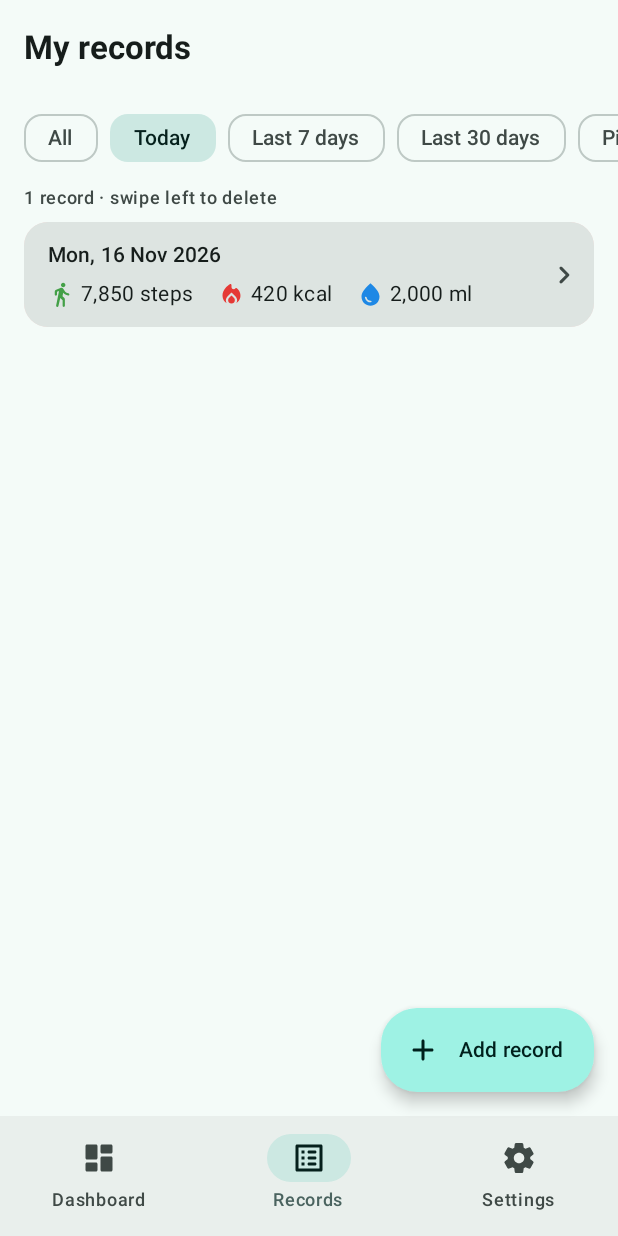
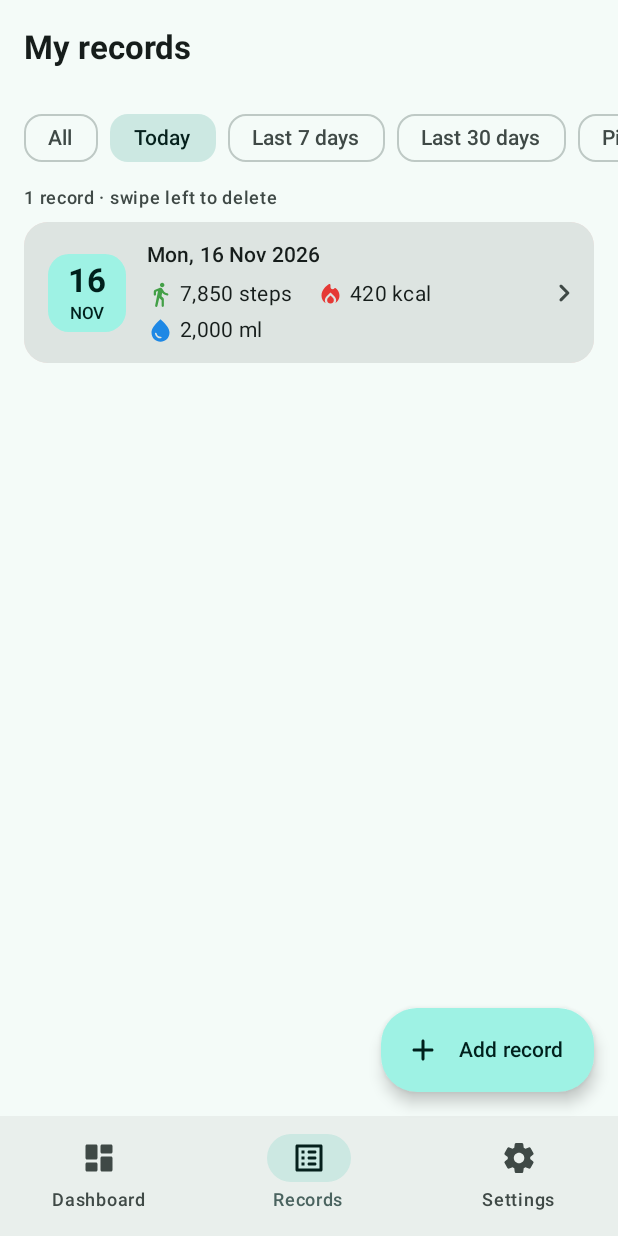
Before and after one commit to muwafaqDAVcreator/healthmate, an Android app built with Jetpack Compose: the RecordListScreen screen opened through its navigation route, after a tap on "Today", on a phone screen of 412 x 824 dp. Run offline under Robolectric (Android 15) with nearby library versions, the phone set to English and light mode, and no system bars.

Commit message:
Refresh dashboard and record list design

```diff
--- a/app/src/main/java/com/healthmate/app/core/utils/AppDates.kt
+++ b/app/src/main/java/com/healthmate/app/core/utils/AppDates.kt
@@ -16,6 +16,7 @@ object AppDates {
     private val shortFormat = DateTimeFormatter.ofPattern("EEE, d MMM yyyy", Locale.UK)
     private val dayMonthFormat = DateTimeFormatter.ofPattern("d MMM", Locale.UK)
     private val weekdayFormat = DateTimeFormatter.ofPattern("EEE", Locale.UK)
+    private val monthFormat = DateTimeFormatter.ofPattern("MMM", Locale.UK)
 
     fun toDb(date: LocalDate): String = date.format(dbFormat)
 
@@ -30,6 +31,9 @@ object AppDates {
     /** 16 Nov */
     fun dayMonth(date: LocalDate): String = date.format(dayMonthFormat)
 
+    /** Nov */
+    fun monthShort(date: LocalDate): String = date.format(monthFormat).uppercase(Locale.UK)
+
     /** Mon */
     fun weekday(date: LocalDate): String = date.format(weekdayFormat)
 
--- a/app/src/main/java/com/healthmate/app/features/dashboard/DashboardScreen.kt
+++ b/app/src/main/java/com/healthmate/app/features/dashboard/DashboardScreen.kt
@@ -1,5 +1,6 @@
 package com.healthmate.app.features.dashboard
 
+import androidx.compose.foundation.background
 import androidx.compose.foundation.layout.Arrangement
 import androidx.compose.foundation.layout.Column
 import androidx.compose.foundation.layout.PaddingValues
@@ -9,19 +10,22 @@ import androidx.compose.foundation.layout.fillMaxSize
 import androidx.compose.foundation.layout.fillMaxWidth
 import androidx.compose.foundation.layout.height
 import androidx.compose.foundation.layout.padding
+import androidx.compose.foundation.layout.statusBarsPadding
 import androidx.compose.foundation.lazy.LazyColumn
 import androidx.compose.foundation.lazy.items
-import androidx.compose.material3.AssistChip
+import androidx.compose.foundation.shape.RoundedCornerShape
+import androidx.compose.material3.MaterialTheme
+import androidx.compose.material3.Surface
+import androidx.compose.material3.Text
 import androidx.compose.material3.ExperimentalMaterial3Api
-import androidx.compose.material3.MaterialTheme
-import androidx.compose.material3.Scaffold
-import androidx.compose.material3.Text
-import androidx.compose.material3.TopAppBar
 import androidx.compose.material3.pulltorefresh.PullToRefreshBox
 import androidx.compose.runtime.Composable
 import androidx.compose.runtime.getValue
 import androidx.compose.ui.Alignment
 import androidx.compose.ui.Modifier
+import androidx.compose.ui.draw.clip
+import androidx.compose.ui.graphics.Brush
+import androidx.compose.ui.graphics.Color
 import androidx.compose.ui.text.font.FontWeight
 import androidx.compose.ui.unit.dp
 import androidx.lifecycle.compose.collectAsStateWithLifecycle
@@ -51,32 +55,37 @@ fun DashboardContent(
     onRefresh: () -> Unit,
     onMetricSelected: (HealthMetric) -> Unit,
 ) {
-    Scaffold(
-        topBar = {
-            TopAppBar(title = { Text("HealthMate", fontWeight = FontWeight.Bold) })
-        },
-    ) { padding ->
     PullToRefreshBox(
         isRefreshing = state.isLoading && state.lastSevenDays.isNotEmpty(),
         onRefresh = onRefresh,
         modifier = Modifier
             .fillMaxSize()
-                .padding(padding),
+            .statusBarsPadding(),
     ) {
         LazyColumn(
-                contentPadding = PaddingValues(start = 16.dp, end = 16.dp, top = 4.dp, bottom = 96.dp),
+            contentPadding = PaddingValues(start = 16.dp, end = 16.dp, top = 12.dp, bottom = 96.dp),
             verticalArrangement = Arrangement.spacedBy(12.dp),
         ) {
-                item { Header(state) }
+            item { GreetingCard(state) }
 
             state.errorMessage?.let { message ->
                 item { ErrorBanner(message = message, onRetry = onRefresh) }
+            }
+
+            item {
+                Text(
+                    "Today's progress",
+                    style = MaterialTheme.typography.titleMedium,
+                    fontWeight = FontWeight.SemiBold,
+                    modifier = Modifier.padding(top = 4.dp, start = 4.dp),
+                )
             }
 
             items(HealthMetric.entries) { metric ->
                 SummaryCard(
                     metric = metric,
                     value = metric.valueIn(state.today),
+                    goal = metric.goalIn(state.goals),
                     progress = state.progressFor(metric),
                 )
             }
@@ -86,6 +95,7 @@ fun DashboardContent(
                     WeeklyChart(
                         days = state.lastSevenDays,
                         metric = state.chartMetric,
+                        goal = state.chartMetric.goalIn(state.goals),
                         average = state.weeklyAverage,
                         today = state.today.date,
                         onMetricSelected = onMetricSelected,
@@ -95,29 +105,53 @@ fun DashboardContent(
         }
     }
 }
+
+/** Teal gradient card at the top: greeting with the user's name, date, streak and goals met. */
+@Composable
+private fun GreetingCard(state: DashboardUiState) {
+    val colors = MaterialTheme.colorScheme
+    val greeting = greeting() + if (state.name.isNotBlank()) ", ${state.name.trim()}" else ""
+
+    Column(
+        modifier = Modifier
+            .fillMaxWidth()
+            .clip(RoundedCornerShape(24.dp))
+            .background(Brush.linearGradient(listOf(colors.primary, Color(0xFF26A69A))))
+            .padding(20.dp),
+    ) {
+        Text("HealthMate", style = MaterialTheme.typography.labelLarge, color = colors.onPrimary.copy(alpha = 0.8f))
+        Spacer(Modifier.height(4.dp))
+        Text(
+            greeting,
+            style = MaterialTheme.typography.headlineSmall,
+            fontWeight = FontWeight.Bold,
+            color = colors.onPrimary,
+        )
+        Text(
+            AppDates.longDate(state.today.date),
+            style = MaterialTheme.typography.bodyMedium,
+            color = colors.onPrimary.copy(alpha = 0.85f),
+        )
+        Spacer(Modifier.height(16.dp))
+        Row(horizontalArrangement = Arrangement.spacedBy(8.dp), verticalAlignment = Alignment.CenterVertically) {
+            if (state.streak > 0) Pill("🔥 ${state.streak}-day streak")
+            Pill("🎯 ${state.goalsReached} of 3 goals met")
+        }
+    }
 }
 
 @Composable
-private fun Header(state: DashboardUiState) {
-    Row(
-        modifier = Modifier.fillMaxWidth(),
-        verticalAlignment = Alignment.CenterVertically,
+private fun Pill(text: String) {
+    Surface(
+        shape = RoundedCornerShape(50),
+        color = Color.White.copy(alpha = 0.2f),
+        contentColor = Color.White,
     ) {
-        Column(Modifier.weight(1f)) {
-            Text(greeting(), style = MaterialTheme.typography.headlineSmall, fontWeight = FontWeight.SemiBold)
-            Spacer(Modifier.height(2.dp))
         Text(
-                "Today · ${AppDates.longDate(state.today.date)}",
-                style = MaterialTheme.typography.bodyMedium,
-                color = MaterialTheme.colorScheme.onSurfaceVariant,
+            text,
+            style = MaterialTheme.typography.labelLarge,
+            modifier = Modifier.padding(horizontal = 12.dp, vertical = 6.dp),
         )
-        }
-        if (state.streak > 0) {
-            AssistChip(
-                onClick = {},
-                label = { Text("🔥 ${state.streak}-day streak") },
-            )
-        }
     }
 }
 
--- a/app/src/main/java/com/healthmate/app/features/dashboard/SummaryCard.kt
+++ b/app/src/main/java/com/healthmate/app/features/dashboard/SummaryCard.kt
@@ -13,6 +13,7 @@ import androidx.compose.foundation.layout.width
 import androidx.compose.foundation.shape.CircleShape
 import androidx.compose.foundation.shape.RoundedCornerShape
 import androidx.compose.material3.Card
+import androidx.compose.material3.CardDefaults
 import androidx.compose.material3.Icon
 import androidx.compose.material3.LinearProgressIndicator
 import androidx.compose.material3.MaterialTheme
@@ -24,6 +25,7 @@ import androidx.compose.ui.Alignment
 import androidx.compose.ui.Modifier
 import androidx.compose.ui.draw.clip
 import androidx.compose.ui.graphics.StrokeCap
+import androidx.compose.ui.graphics.compositeOver
 import androidx.compose.ui.semantics.clearAndSetSemantics
 import androidx.compose.ui.semantics.contentDescription
 import androidx.compose.ui.text.font.FontWeight
@@ -37,15 +39,20 @@ import kotlin.math.roundToInt
 fun SummaryCard(
     metric: HealthMetric,
     value: Int,
+    goal: Int,
     progress: Float,
     modifier: Modifier = Modifier,
 ) {
     val percent = (progress * 100).roundToInt()
     val goalText = if (progress >= 1f) "Goal reached! 🎉"
-    else "$percent% of ${metric.dailyGoal.formatted()} ${metric.unit} goal"
+    else "$percent% of ${goal.formatted()} ${metric.unit} goal"
     val animatedProgress by animateFloatAsState(targetValue = progress, label = "progress")
 
     Card(
+        // A light wash of the metric colour makes each card easy to tell apart.
+        colors = CardDefaults.cardColors(
+            containerColor = metric.color.copy(alpha = 0.08f).compositeOver(MaterialTheme.colorScheme.surface),
+        ),
         modifier = modifier
             .fillMaxWidth()
             // Screen readers read the whole card as one sentence.
--- a/app/src/main/java/com/healthmate/app/features/dashboard/WeeklyChart.kt
+++ b/app/src/main/java/com/healthmate/app/features/dashboard/WeeklyChart.kt
@@ -45,6 +45,7 @@ import kotlin.math.roundToInt
 fun WeeklyChart(
     days: List<DailyTotal>,
     metric: HealthMetric,
+    goal: Int,
     average: Double,
     today: LocalDate,
     onMetricSelected: (HealthMetric) -> Unit,
@@ -71,6 +72,7 @@ fun WeeklyChart(
             BarChart(
                 days = days,
                 metric = metric,
+                goal = goal,
                 today = today,
                 modifier = Modifier
                     .fillMaxWidth()
@@ -108,6 +110,7 @@ fun WeeklyChart(
 private fun BarChart(
     days: List<DailyTotal>,
     metric: HealthMetric,
+    goal: Int,
     today: LocalDate,
     modifier: Modifier = Modifier,
 ) {
@@ -116,8 +119,8 @@ private fun BarChart(
     val goalColor = MaterialTheme.colorScheme.outline
     val labelStyle = TextStyle(fontSize = 10.sp, color = labelColor)
 
-    val growth = remember(days, metric) { Animatable(0f) }
-    LaunchedEffect(days, metric) { growth.animateTo(1f, tween(durationMillis = 600)) }
+    val growth = remember(days, metric, goal) { Animatable(0f) }
+    LaunchedEffect(days, metric, goal) { growth.animateTo(1f, tween(durationMillis = 600)) }
 
     val values = days.map { metric.valueIn(it) }
     val description = days.zip(values).joinToString { (day, value) ->
@@ -131,12 +134,12 @@ private fun BarChart(
 
         val topSpace = 18.dp.toPx() // room for the value labels
         val chartHeight = size.height - topSpace
-        val maxValue = maxOf(values.maxOrNull() ?: 0, metric.dailyGoal) * 1.1f
+        val maxValue = maxOf(values.maxOrNull() ?: 0, goal) * 1.1f
         val slot = size.width / days.size
         val barWidth = slot * 0.55f
 
         // Goal line
-        val goalY = topSpace + chartHeight * (1 - metric.dailyGoal / maxValue)
+        val goalY = topSpace + chartHeight * (1 - goal / maxValue)
         drawLine(
             color = goalColor,
             start = Offset(0f, goalY),
--- a/app/src/main/java/com/healthmate/app/features/records/RecordTile.kt
+++ b/app/src/main/java/com/healthmate/app/features/records/RecordTile.kt
@@ -1,5 +1,6 @@
 package com.healthmate.app.features.records
 
+import androidx.compose.foundation.background
 import androidx.compose.foundation.layout.Arrangement
 import androidx.compose.foundation.layout.Column
 import androidx.compose.foundation.layout.ExperimentalLayoutApi
@@ -11,6 +12,7 @@ import androidx.compose.foundation.layout.height
 import androidx.compose.foundation.layout.padding
 import androidx.compose.foundation.layout.size
 import androidx.compose.foundation.layout.width
+import androidx.compose.foundation.shape.RoundedCornerShape
 import androidx.compose.material.icons.Icons
 import androidx.compose.material.icons.automirrored.rounded.KeyboardArrowRight
 import androidx.compose.material3.Card
@@ -20,6 +22,7 @@ import androidx.compose.material3.Text
 import androidx.compose.runtime.Composable
 import androidx.compose.ui.Alignment
 import androidx.compose.ui.Modifier
+import androidx.compose.ui.draw.clip
 import androidx.compose.ui.text.font.FontWeight
 import androidx.compose.ui.unit.dp
 import com.healthmate.app.core.constants.HealthMetric
@@ -36,6 +39,8 @@ fun RecordTile(record: HealthRecord, onClick: () -> Unit, modifier: Modifier = M
             modifier = Modifier.padding(start = 16.dp, top = 12.dp, bottom = 12.dp, end = 8.dp),
             verticalAlignment = Alignment.CenterVertically,
         ) {
+            DateBadge(record)
+            Spacer(Modifier.width(14.dp))
             Column(Modifier.weight(1f)) {
                 Text(
                     AppDates.shortDate(record.date),
@@ -61,6 +66,31 @@ fun RecordTile(record: HealthRecord, onClick: () -> Unit, modifier: Modifier = M
     }
 }
 
+/** Day number and month in a teal rounded square, like a calendar page. */
+@Composable
+private fun DateBadge(record: HealthRecord) {
+    Column(
+        modifier = Modifier
+            .size(52.dp)
+            .clip(RoundedCornerShape(14.dp))
+            .background(MaterialTheme.colorScheme.primaryContainer),
+        horizontalAlignment = Alignment.CenterHorizontally,
+        verticalArrangement = Arrangement.Center,
+    ) {
+        Text(
+            record.date.dayOfMonth.toString(),
+            style = MaterialTheme.typography.titleLarge,
+            fontWeight = FontWeight.Bold,
+            color = MaterialTheme.colorScheme.onPrimaryContainer,
+        )
+        Text(
+            AppDates.monthShort(record.date),
+            style = MaterialTheme.typography.labelSmall,
+            color = MaterialTheme.colorScheme.onPrimaryContainer,
+        )
+    }
+}
+
 @Composable
 private fun MetricValue(metric: HealthMetric, value: Int) {
     Row(verticalAlignment = Alignment.CenterVertically) {
```
Lines whose indentation alone changed are shown as unchanged.
